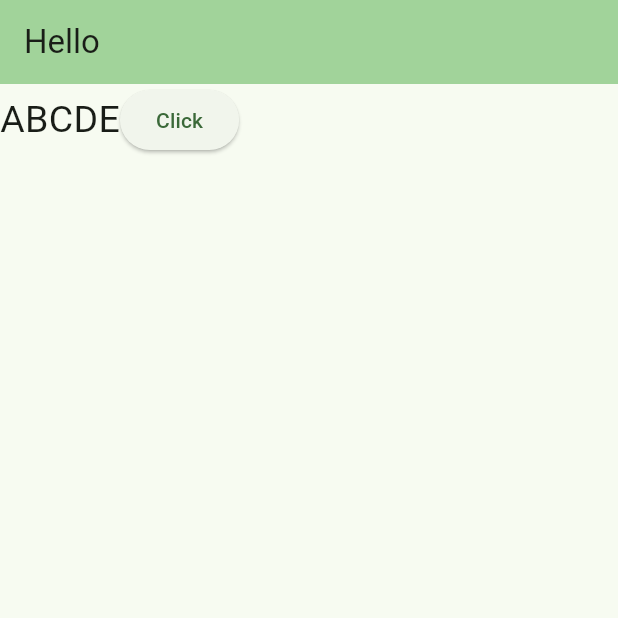
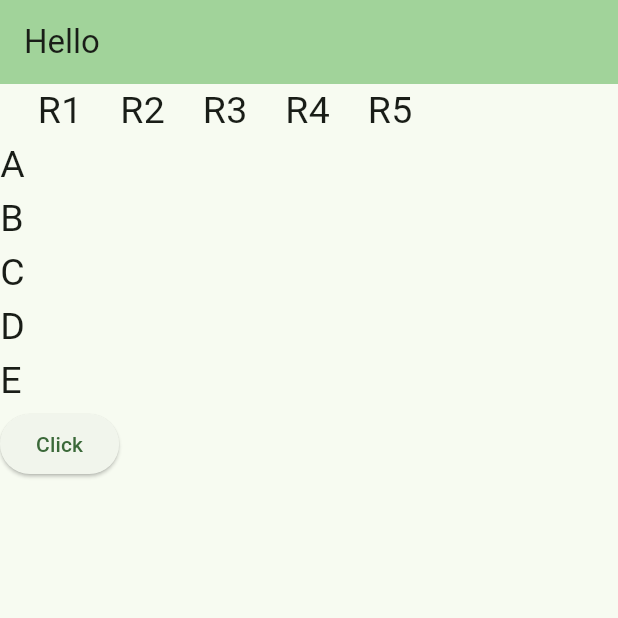
Before and after one commit to UdhavNegi/Flutter-Tutorials, a Flutter app: the screen it shows after launch, on a phone screen of 412 x 824 dp, the top half of it. Run offline on Flutter 3.47's test engine with Material 3 defaults, Android fonts, the phone set to English and light mode, and no system bars.

Commit message:
row and column completed

```diff
--- a/lib/main.dart
+++ b/lib/main.dart
@@ -49,10 +49,22 @@ class _MyHomePageState extends State<MyHomePage> {
           title: Text('Hello'),
         ),
         body: Container(
-          child: Row(
+          height: 300,
+          width: 300,
+          child: Column(
             mainAxisAlignment: MainAxisAlignment.start,
-            // crossAxisAlignment: ,
+            crossAxisAlignment: CrossAxisAlignment.start,
             children: [
+              Row(
+                mainAxisAlignment: MainAxisAlignment.spaceEvenly,
+                children: [
+                Text('R1', style : TextStyle(fontSize: 25)),
+              Text('R2', style : TextStyle(fontSize: 25)),
+              Text('R3', style : TextStyle(fontSize: 25)),
+              Text('R4', style : TextStyle(fontSize: 25)),
+              Text('R5', style : TextStyle(fontSize: 25)),],),
+
+
               Text('A', style : TextStyle(fontSize: 25)),
               Text('B', style : TextStyle(fontSize: 25)),
               Text('C', style : TextStyle(fontSize: 25)),
```
